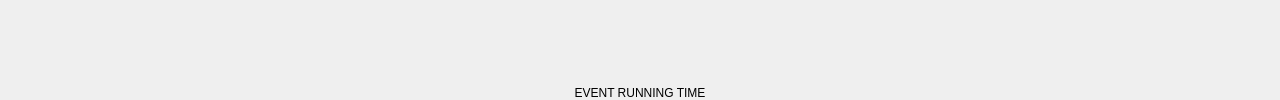
sledzik1984/timer, file src/eventtimewidget.ui: the form before one commit.
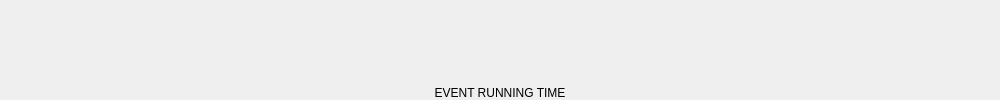
The form after the commit.

Commit message: EventTimeWidget: simplify

Diff of the .ui file:
```diff
--- a/src/eventtimewidget.ui
+++ b/src/eventtimewidget.ui
@@ -6,11 +6,11 @@
    <rect>
     <x>0</x>
     <y>0</y>
-    <width>1280</width>
+    <width>1000</width>
     <height>100</height>
    </rect>
   </property>
-  <layout class="QHBoxLayout" name="layout">
+  <layout class="QVBoxLayout" name="layout">
    <property name="spacing">
     <number>0</number>
    </property>
@@ -27,59 +27,12 @@
     <number>0</number>
    </property>
    <item>
-    <widget class="QWidget" name="widget" native="true">
-     <property name="sizePolicy">
-      <sizepolicy hsizetype="Preferred" vsizetype="Preferred">
-       <horstretch>10</horstretch>
-       <verstretch>0</verstretch>
-      </sizepolicy>
+    <widget class="QLabel" name="label">
+     <property name="text">
+      <string>EVENT RUNNING TIME</string>
      </property>
-    </widget>
-   </item>
-   <item>
-    <widget class="QWidget" name="panel" native="true">
-     <property name="sizePolicy">
-      <sizepolicy hsizetype="Preferred" vsizetype="Preferred">
-       <horstretch>80</horstretch>
-       <verstretch>0</verstretch>
-      </sizepolicy>
-     </property>
-     <layout class="QVBoxLayout" name="layout_6">
-      <property name="spacing">
-       <number>0</number>
-      </property>
-      <property name="leftMargin">
-       <number>0</number>
-      </property>
-      <property name="topMargin">
-       <number>0</number>
-      </property>
-      <property name="rightMargin">
-       <number>0</number>
-      </property>
-      <property name="bottomMargin">
-       <number>0</number>
-      </property>
-      <item>
-       <widget class="QLabel" name="label">
-        <property name="text">
-         <string>EVENT RUNNING TIME</string>
-        </property>
-        <property name="alignment">
-         <set>Qt::AlignBottom|Qt::AlignHCenter</set>
-        </property>
-       </widget>
-      </item>
-     </layout>
-    </widget>
-   </item>
-   <item>
-    <widget class="QWidget" name="widget_2" native="true">
-     <property name="sizePolicy">
-      <sizepolicy hsizetype="Preferred" vsizetype="Preferred">
-       <horstretch>10</horstretch>
-       <verstretch>0</verstretch>
-      </sizepolicy>
+     <property name="alignment">
+      <set>Qt::AlignBottom|Qt::AlignHCenter</set>
      </property>
     </widget>
    </item>
```
